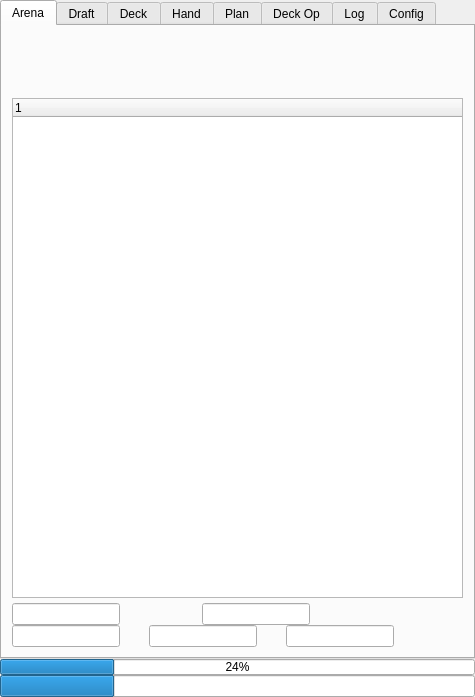
supertriodo/Arena-Tracker, file mainwindow.ui: the form before one commit.
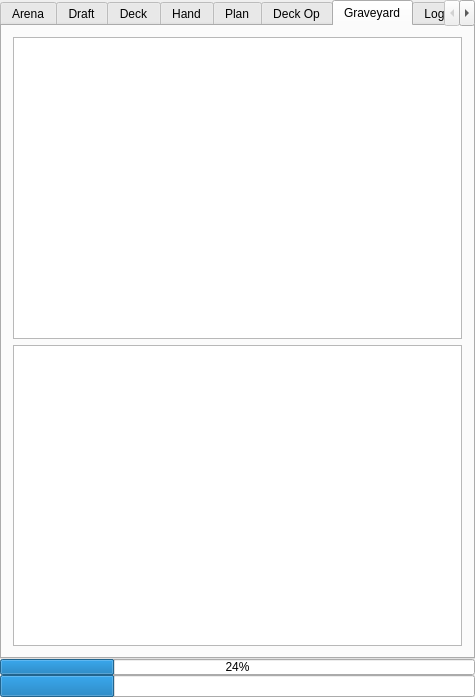
The form after the commit. Icons and pictures are not drawn. Custom widgets are drawn as their Qt base class.

Commit message: Graveyard tab empty prototype.

Diff of the .ui file:
```diff
--- a/mainwindow.ui
+++ b/mainwindow.ui
@@ -42,7 +42,7 @@
       <item row="0" column="0">
        <widget class="MoveTabWidget" name="tabWidget">
         <property name="currentIndex">
-         <number>0</number>
+         <number>6</number>
         </property>
         <property name="tabBarAutoHide">
          <bool>false</bool>
@@ -1257,6 +1257,19 @@
           </item>
          </layout>
         </widget>
+        <widget class="QWidget" name="tabGraveyard">
+         <attribute name="title">
+          <string>Graveyard</string>
+         </attribute>
+         <layout class="QVBoxLayout" name="verticalLayout_4">
+          <item>
+           <widget class="MoveListWidget" name="graveyardListWidgetPlayer"/>
+          </item>
+          <item>
+           <widget class="MoveListWidget" name="graveyardListWidgetEnemy"/>
+          </item>
+         </layout>
+        </widget>
         <widget class="QWidget" name="tabLog">
          <attribute name="title">
           <string>Log</string>
```
The commit also changes 9 other files.
